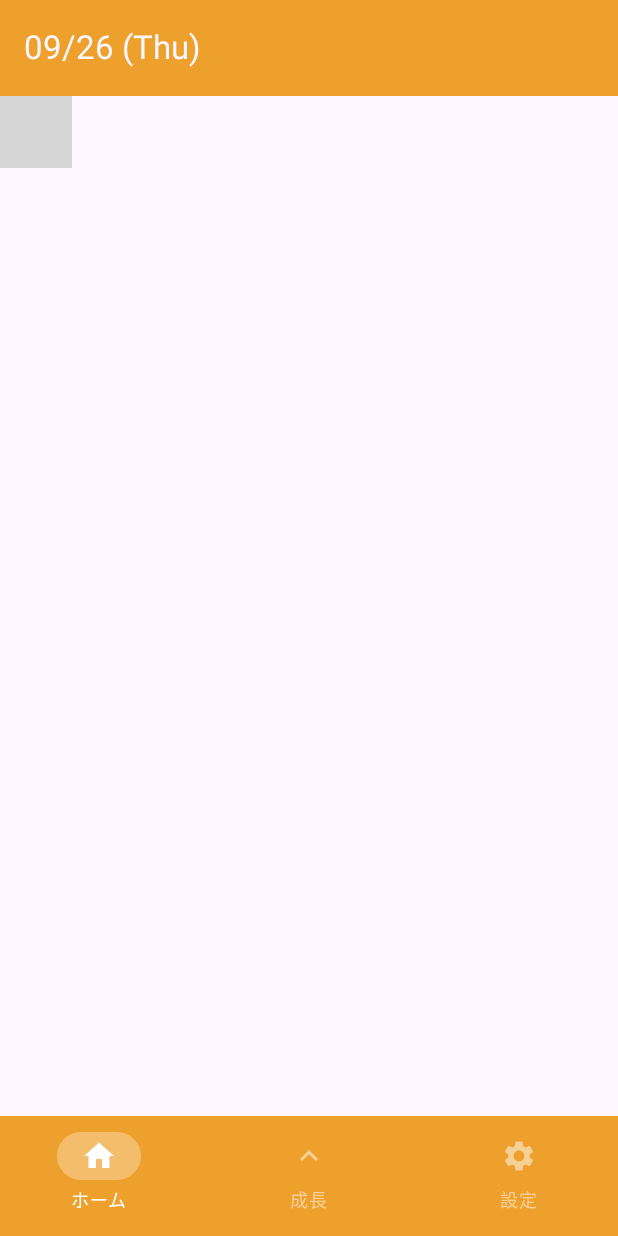
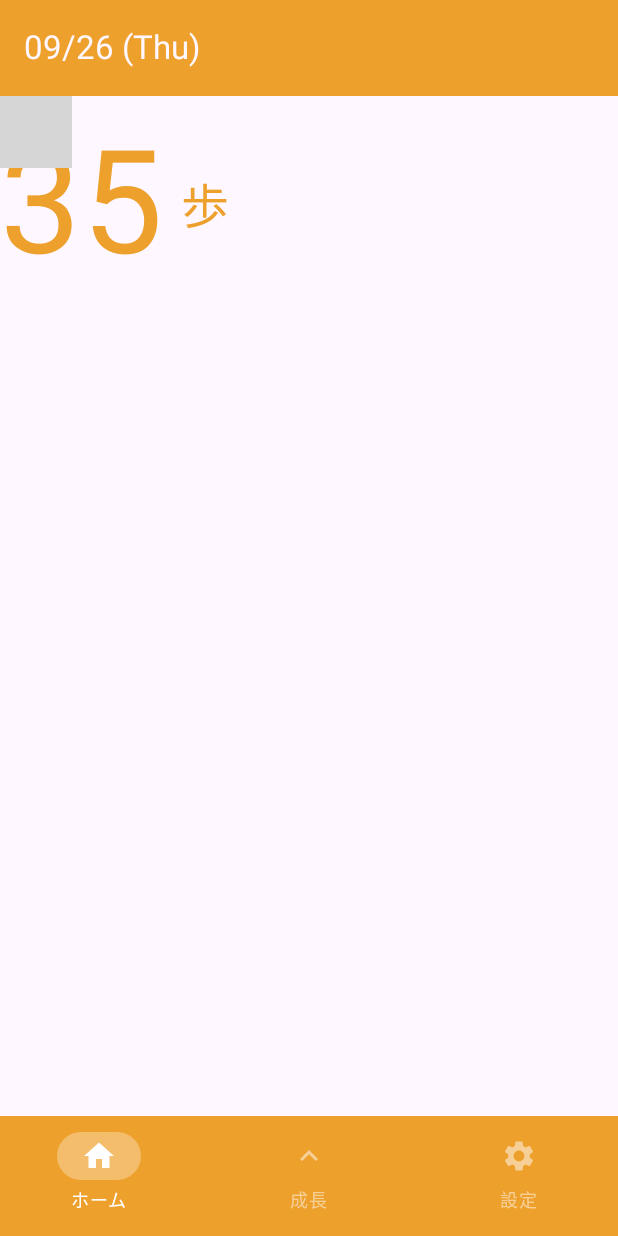
Before and after one commit to NID-kt/toryumon-team-f, an Android app built with Jetpack Compose: the screen it shows after launch (MainActivity), on a phone screen of 412 x 824 dp. Run offline under Robolectric (Android 15) with nearby library versions, the phone set to English and light mode, and no system bars; libraries missing offline, so code that uses them is left out: io.github.sceneview, io.github.sceneview.math, io.github.sceneview.node, io.github.sceneview.rememberCameraNode, io.github.sceneview.rememberEngine and 3 more; 5 statements that could not run were skipped; grey boxes are pictures that could not be loaded.

Commit message:
歩数のテキストと背景調整

```diff
--- a/app/src/main/java/com/example/runningavater/home/HomeScreen.kt
+++ b/app/src/main/java/com/example/runningavater/home/HomeScreen.kt
@@ -1,7 +1,11 @@
 package com.example.runningavater.home
 
 import androidx.compose.foundation.layout.Box
+import androidx.compose.foundation.layout.Row
+import androidx.compose.foundation.layout.Spacer
+import androidx.compose.foundation.layout.offset
 import androidx.compose.foundation.layout.padding
+import androidx.compose.foundation.layout.width
 import androidx.compose.material3.ExperimentalMaterial3Api
 import androidx.compose.material3.MaterialTheme
 import androidx.compose.material3.Scaffold
@@ -12,7 +16,10 @@ import androidx.compose.runtime.Composable
 import androidx.compose.runtime.LaunchedEffect
 import androidx.compose.runtime.mutableStateOf
 import androidx.compose.runtime.remember
+import androidx.compose.ui.Alignment
 import androidx.compose.ui.Modifier
+import androidx.compose.ui.unit.dp
+import androidx.compose.ui.unit.sp
 import com.example.runningavater.ui.theme.NuclearMango
 import java.text.SimpleDateFormat
 import java.util.Date
@@ -49,6 +56,21 @@ fun HomeScreen() {
     ) {
         Box(Modifier.padding(it)) {
             Bear3D(assetFileLocation = "fatBear.glb")
+            Row(
+                modifier = Modifier
+                    .align(Alignment.TopCenter)
+                    .offset(y = 15.dp),
+                verticalAlignment = Alignment.CenterVertically,
+            ) {
+                Text(
+                    text = "35", fontSize = 96.sp, color = NuclearMango,
+                )
+                Spacer(Modifier.width(11.dp))
+                Text(
+                    text = "歩", fontSize = 32.sp, color = NuclearMango,
+                )
+            }
+
         }
     }
 
--- a/app/src/main/java/com/example/runningavater/ui/theme/Color.kt
+++ b/app/src/main/java/com/example/runningavater/ui/theme/Color.kt
@@ -9,6 +9,7 @@ val Pink80 = Color(0xFFEFB8C8)
 val Purple40 = Color(0xFF6650a4)
 val PurpleGrey40 = Color(0xFF625b71)
 val Pink40 = Color(0xFF7D5260)
+
 val NuclearMango = Color(0xFFEDA02C)
-val SungYellow = Color(0xFFFEDB81)
+val SungYellow = Color(0xFFFFE6B6)
 val GranulatedSugar = Color(0xFFFFFCF3)
```
